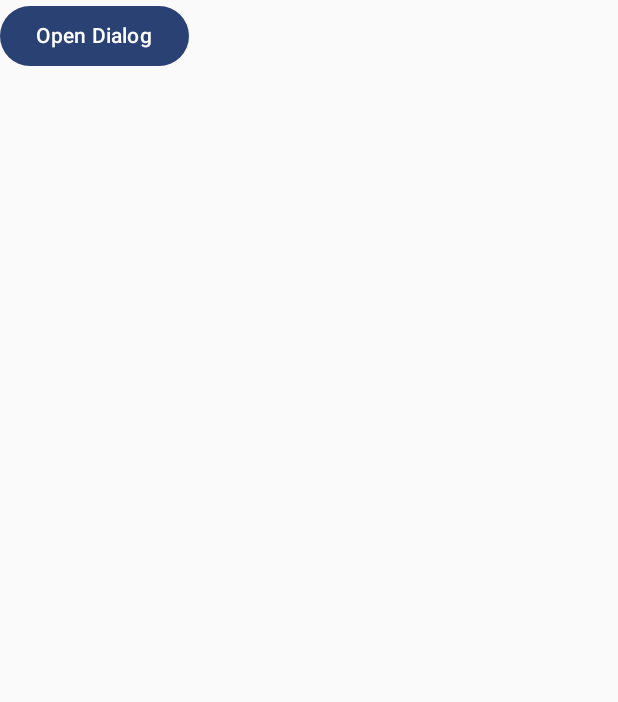
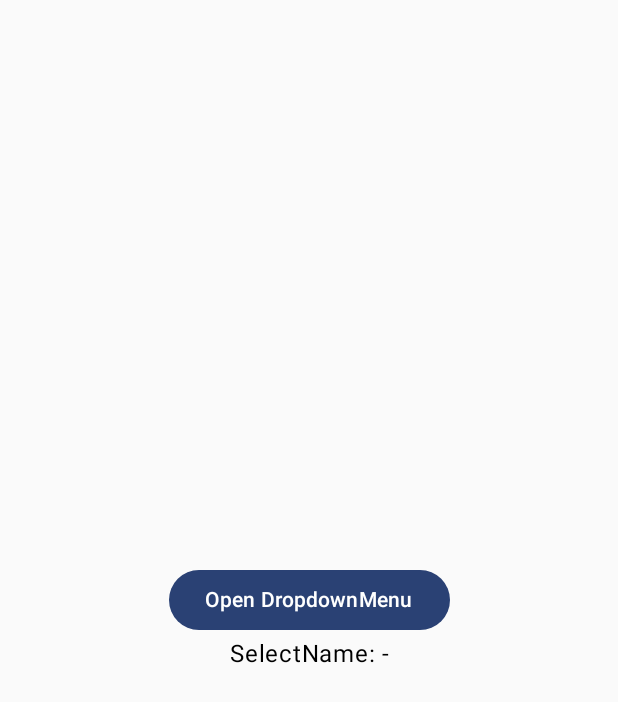
Before and after one commit to heegun0707/ComposeStudy, an Android app built with Jetpack Compose: the screen it shows after launch (MainActivity), on a phone screen of 412 x 824 dp. Shown: the top 702 px of the screen. Run offline under Robolectric (Android 15) with nearby library versions, the phone set to English and light mode, and no system bars.

Commit message:
feat: Add DropdownMenu Example

```diff
--- a/app/src/main/java/we/study/composestudy/MainActivity.kt
+++ b/app/src/main/java/we/study/composestudy/MainActivity.kt
@@ -10,6 +10,7 @@ import androidx.compose.ui.Modifier
 import androidx.compose.ui.tooling.preview.Preview
 import we.study.composestudy.ui.example.AlertDialogPreview
 import we.study.composestudy.ui.example.DialogPreview
+import we.study.composestudy.ui.example.DropdownMenuExample
 import we.study.composestudy.ui.theme.ComposeStudyTheme
 
 class MainActivity : ComponentActivity() {
@@ -18,7 +19,8 @@ class MainActivity : ComponentActivity() {
         enableEdgeToEdge()
         setContent {
             ComposeStudyTheme {
-                DialogPreview()
+                DropdownMenuExample()
+//                DialogPreview()
 //                Column(modifier = Modifier.verticalScroll(rememberScrollState())) {
 //                    DrawGather()
 //                }
--- /dev/null
+++ b/app/src/main/java/we/study/composestudy/ui/example/DropdownMenuExample.kt
@@ -0,0 +1,82 @@
+package we.study.composestudy.ui.example
+
+import androidx.compose.foundation.layout.Arrangement
+import androidx.compose.foundation.layout.Box
+import androidx.compose.foundation.layout.Column
+import androidx.compose.foundation.layout.fillMaxSize
+import androidx.compose.foundation.layout.fillMaxWidth
+import androidx.compose.material3.Button
+import androidx.compose.material3.DropdownMenu
+import androidx.compose.material3.DropdownMenuItem
+import androidx.compose.material3.Text
+import androidx.compose.runtime.Composable
+import androidx.compose.runtime.getValue
+import androidx.compose.runtime.mutableIntStateOf
+import androidx.compose.runtime.mutableStateOf
+import androidx.compose.runtime.remember
+import androidx.compose.runtime.setValue
+import androidx.compose.ui.Alignment
+import androidx.compose.ui.Modifier
+import androidx.compose.ui.tooling.preview.Preview
+import we.study.composestudy.ui.theme.ComposeStudyTheme
+
+@Composable
+fun DropdownMenuExample() {
+    var isExpandDropdownMenu by remember { mutableStateOf(false) }
+    var position by remember { mutableIntStateOf(-1) }
+
+    val nameList = listOf("Alexander", "Isabella", "Benjamin", "Sophia", "Christopher")
+
+    Box(
+        modifier = Modifier.fillMaxSize(),
+        contentAlignment = Alignment.Center
+    ) {
+        Column(
+            horizontalAlignment = Alignment.CenterHorizontally,
+            verticalArrangement = Arrangement.Center
+        ) {
+            Button(onClick = { isExpandDropdownMenu = true }) {
+                Text(text = "Open DropdownMenu")
+            }
+            Text(text = "SelectName: ${if (position == -1) "-" else nameList[position]}")
+
+            DropdownMenu(
+                expanded = isExpandDropdownMenu,
+                onDismissRequest = { isExpandDropdownMenu = false }
+            ) {
+                nameList.forEachIndexed { index, name ->
+                    DropdownMenuItem(onClick = {
+                        isExpandDropdownMenu = false
+                        position = index
+                    }, text = { Text(name) })
+                }
+            }
+        }
+    }
+}
+
+@Composable
+fun CustomDropdownMenu(
+    expanded: Boolean,
+    onDismiss: () -> Unit,
+    onItemClick: () -> Unit,
+    nameList: List<String>
+) {
+    DropdownMenu(
+        expanded = expanded,
+        onDismissRequest = onDismiss
+    ) {
+        nameList.forEachIndexed { index, name ->
+            DropdownMenuItem(onClick = onItemClick, text = { Text(name) })
+        }
+    }
+}
+
+@Preview(showBackground = true)
+@Composable
+fun DropdownMenuPreview() {
+    ComposeStudyTheme {
+        DropdownMenuExample()
+//        CustomDropdownMenu(true, {}, {}, {})
+    }
+}
```
